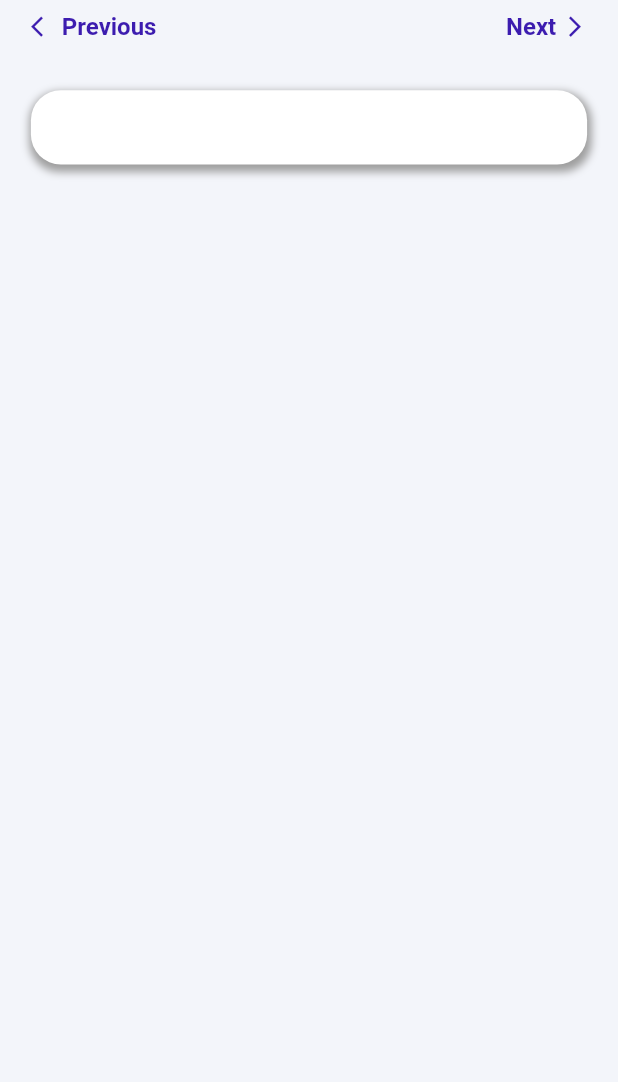
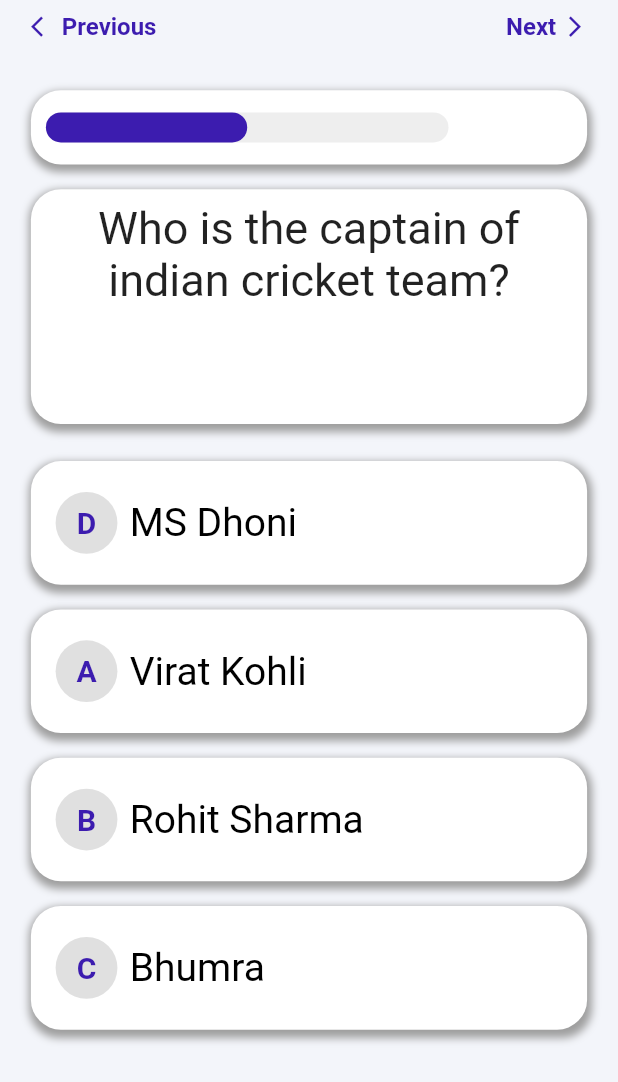
Before and after one commit to Tri-M/nvld_mobile_app, a Flutter app: the screen it shows after launch, on a phone screen of 412 x 824 dp. Shown: the top 1082 px of the screen. Run offline on Flutter 3.47's test engine with Material 2 defaults, Android fonts, the phone set to English and light mode, and no system bars; drawn by our look-alikes of auto_size_text, percent_indicator; our stand-ins replace device_preview.

Commit message:
option tile made responsive

```diff
--- a/lib/components/option_tile.dart
+++ b/lib/components/option_tile.dart
@@ -6,7 +6,9 @@ import '../constants.dart';
 class OptionTile extends StatelessWidget {
   final String text;
   final int index;
-  OptionTile({required this.text, required this.index});
+  final int? selected;
+  final Function(int) onTap;
+  OptionTile({required this.text, required this.index,required this.selected,required this.onTap});
 
   @override
   Widget build(BuildContext context) {
@@ -19,14 +21,28 @@ class OptionTile extends StatelessWidget {
             : index == 3
                 ? 'C'
                 : 'D';
-    return Container(
+    return Padding(
+      padding: EdgeInsets.symmetric(vertical: height*0.01),
+      child: InkWell(
+        onTap:(){
+          onTap(index);
+        },
+        child: Container(
           width: width * 0.9,
           height: height * 0.1,
           padding: EdgeInsets.symmetric(
-          horizontal: width * 0.02),
+              horizontal: width * 0.04),
           decoration: BoxDecoration(
               borderRadius: BorderRadius.circular(20),
-          color: primaryPurple,
+              gradient: selected!=null && selected==index?LinearGradient(
+                colors:[
+                  primaryPurple,
+                  Colors.purple
+                ],
+                // stops: [0.4,1],
+                begin:Alignment.topLeft,
+                end:Alignment.bottomRight
+              ):LinearGradient(colors: [Colors.white,Colors.white]),
               boxShadow: [
                 BoxShadow(
                   color: Colors.grey,
@@ -42,16 +58,33 @@ class OptionTile extends StatelessWidget {
             child: Row(
               children:[
                 CircleAvatar(
-              radius: height*0.03,
-              backgroundColor: lightPurple,
+                  radius: width*0.05,
+                  backgroundColor: selected!=null && selected==index?Colors.purple:Colors.grey[300],
+                  child:Center(
+                    child: TextContainer(text: optionChar, presetFontSizes: [20,18,16,14],
+                      width:width*0.08,
+                      textAlign: TextAlign.center,
+                      style: TextStyle(
+                        fontWeight: FontWeight.bold,
+                        color:selected!=null && selected==index?Colors.white:primaryPurple,
                       ),
+                    ),
+                  )
+                ),
+                SizedBox(width:width*0.02),
                 TextContainer(
                   text: text,
-              presetFontSizes: [16,14,12,10,8],
+                  presetFontSizes: [26,24,22,20,18,16,14,12,10,8],
                   maxlines: 3,
-              width:width*0.75,
+                  width:width*0.7,
+                  style: TextStyle(
+                    color:selected!=null && selected==index?Colors.white:Colors.black,
+
+                  ),
                 )
               ],
+            ),
+          ),
         ),
       ),
     );
--- a/lib/models/Question.dart
+++ b/lib/models/Question.dart
@@ -3,6 +3,7 @@ class Question{
   String? image;
   List<String> options;
   int answer;
+  int? selected;
   Question({required this.question,required this.answer,required this.options,this.image});
 
 }
--- a/lib/screens/mcq_page.dart
+++ b/lib/screens/mcq_page.dart
@@ -1,9 +1,29 @@
 import 'package:flutter/material.dart';
 import 'package:nvld_app/components/common_layout.dart';
+import 'package:nvld_app/components/option_tile.dart';
 import 'package:nvld_app/components/text_container.dart';
 import 'package:nvld_app/constants.dart';
+import 'package:percent_indicator/linear_percent_indicator.dart';
 
-class McqPage extends StatelessWidget {
+import '../models/Question.dart';
+
+class McqPage extends StatefulWidget {
+  @override
+  State<McqPage> createState() => _McqPageState();
+}
+
+class _McqPageState extends State<McqPage> {
+  int currQuestion=0;
+  List<Question> questions=[
+    Question(
+      question:'Who is the captain of indian cricket team?',
+      options:[
+        'MS Dhoni','Virat Kohli','Rohit Sharma','Bhumra'
+      ],
+      answer:3,
+    ),
+  ];
+
   @override
   Widget build(BuildContext context) {
     double width = MediaQuery.of(context).size.width;
@@ -73,21 +93,61 @@ class McqPage extends StatelessWidget {
                   ]),
                   child:Row(
                     children:[
-                      // Container(
-                      //   width:width*0.7,
-                      //   child:LinearPercentIndicator(
-                      //     width: width*0.7,
-                      //     lineHeight: 20.0,
-                      //     percent: 0.5,
-                      //     backgroundColor: Colors.grey[200],
-                      //     progressColor: primaryPurple,
-                      //   ),
-                      // ),
+                      Container(
+                        width:width*0.7,
+
+                        child:LinearPercentIndicator(
+                          width: width*0.7,
+                          lineHeight: 20.0,
+                          barRadius:Radius.circular(20),
+                          percent: 0.5,
+                          backgroundColor: Colors.grey[200],
+                          progressColor: primaryPurple,
+                        ),
+                      ),
                     ],
                   ),
 
             ),
             SizedBox(height:height*0.02),
+            Container(
+              padding:EdgeInsets.symmetric(horizontal:width*0.02,vertical:height*0.01),
+              decoration: BoxDecoration(
+                borderRadius:BorderRadius.circular(20),
+                boxShadow: [
+                    BoxShadow(
+                      color: Colors.grey,
+                      offset: Offset(
+                        1,
+                        3,
+                      ),
+                      blurRadius: 4,
+                      spreadRadius: 2.0,
+                    ),
+                  ],
+                  color:Colors.white,
+
+
+              ),
+              child: TextContainer(
+                text: questions[currQuestion].question,
+                textAlign: TextAlign.center,
+                presetFontSizes: [30,28,26,24,22,20,18,16, 14, 12, 10],
+                maxlines: 5,
+                width: width * 0.9,
+                height:height*0.17,
+              ),
+            ),
+            SizedBox(height:height*0.02),
+            for (int i=0;i<questions[currQuestion].options.length;i++)
+              OptionTile(text: questions[currQuestion].options[i], index: i,selected:questions[currQuestion].selected,
+                onTap: (int value){
+                  setState(() {
+                    questions[currQuestion].selected=value;
+                    // print('hi');
+                  });
+                },
+              )
 
           ],
         ),
--- a/pubspec.yaml
+++ b/pubspec.yaml
@@ -47,7 +47,7 @@ dev_dependencies:
   # activated in the `analysis_options.yaml` file located at the root of your
   # package. See that file for information about deactivating specific lint
   # rules and activating additional ones.
-  flutter_lints: ^1.0.0
+  flutter_lints: ^2.0.1
 
 # For information on the generic Dart part of this file, see the
 # following page: https://dart.dev/tools/pub/pubspec
```
Also changed, not shown: pubspec.lock, 1 other file. Lines whose indentation alone changed are shown as unchanged.
